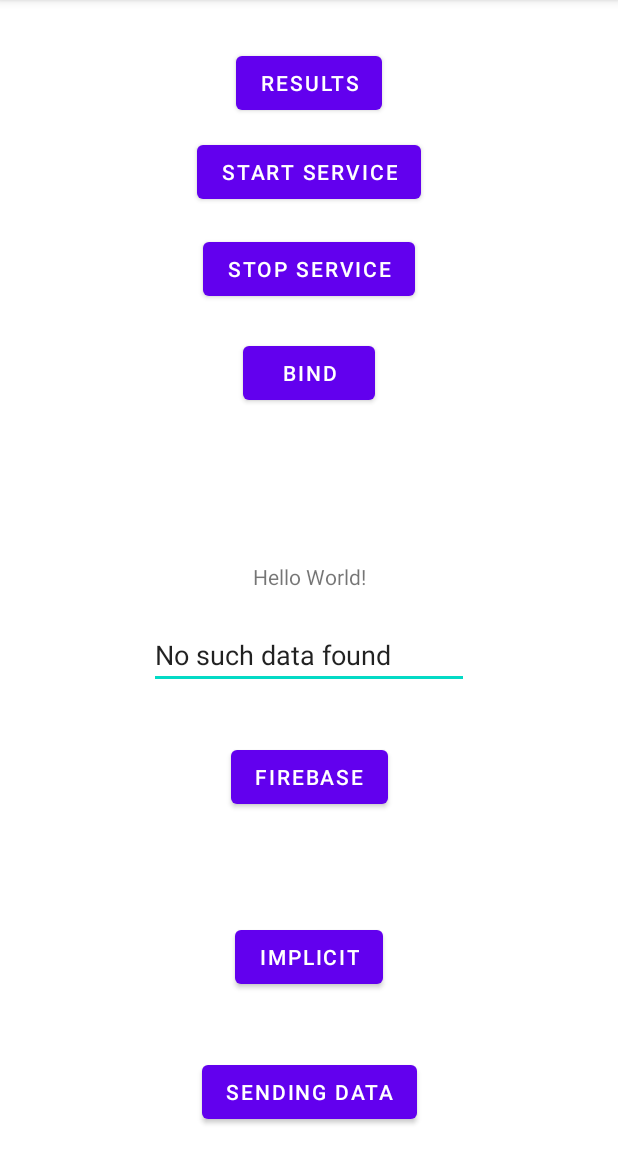
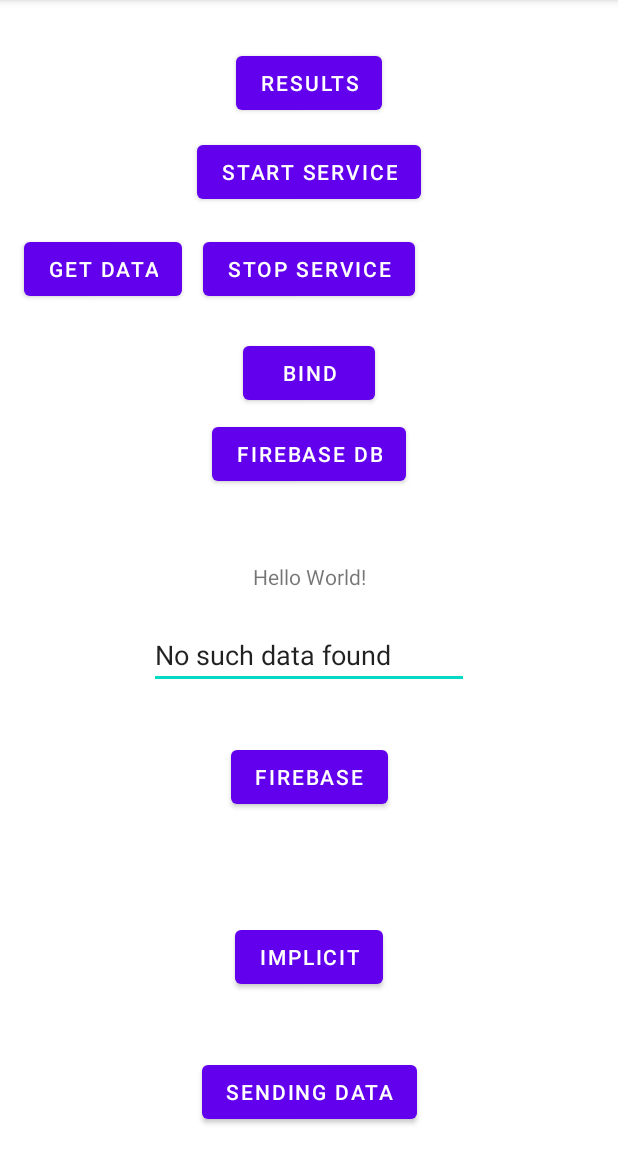
Before and after one commit to zaccaffey/ActivitiesAndIntents, an Android app: the screen it shows after launch (MainActivity), on a phone screen of 412 x 824 dp, the part 84-1236 px from its top. Run offline under Robolectric (Android 15) with nearby library versions, the phone set to English and light mode, and no system bars; our stand-ins replace Firebase (no records; nobody signed in at launch, a user with empty details on screens opened directly).

Commit message:
Updated with Firestore DB

```diff
--- a/app/build.gradle
+++ b/app/build.gradle
@@ -37,6 +37,7 @@ dependencies {
     implementation 'androidx.constraintlayout:constraintlayout:2.1.4'
     implementation 'com.google.firebase:firebase-messaging-ktx:23.0.8'
     implementation 'com.google.firebase:firebase-messaging:23.0.8'
+    implementation 'com.google.firebase:firebase-firestore:21.4.0'
     testImplementation 'junit:junit:4.13.2'
     androidTestImplementation 'androidx.test.ext:junit:1.1.3'
     androidTestImplementation 'androidx.test.espresso:espresso-core:3.4.0'
--- a/app/src/main/java/com/example/activitiesandintents/MyService.java
+++ b/app/src/main/java/com/example/activitiesandintents/MyService.java
@@ -12,17 +12,20 @@ public class MyService extends Service {
     private IBinder binder = new LocalBinder();
 
     // Return the communication channel to the service. May return null if clients can not bind to the service
+    // This runs when the binder is created
     @Override
     public IBinder onBind(Intent intent) {
         return binder;
     }
 
+    // this runs when the service is created
     @Override
     public void onCreate() {
         super.onCreate();
         Log.i(TAG, "Service Created");
     }
 
+    // When the service starts this will run
     @Override
     public int onStartCommand(Intent intent, int flags, int startId) {
         super.onStartCommand(intent, flags, startId);
--- a/app/src/main/res/layout/activity_main.xml
+++ b/app/src/main/res/layout/activity_main.xml
@@ -105,4 +105,25 @@
         app:layout_constraintStart_toStartOf="parent"
         app:layout_constraintTop_toBottomOf="@+id/textView3" />
 
+    <Button
+        android:id="@+id/btnFireDB"
+        android:layout_width="wrap_content"
+        android:layout_height="wrap_content"
+        android:layout_marginTop="6dp"
+        android:onClick="startFirebase"
+        android:text="Firebase DB"
+        app:layout_constraintEnd_toEndOf="parent"
+        app:layout_constraintStart_toStartOf="parent"
+        app:layout_constraintTop_toBottomOf="@+id/btnBind" />
+
+    <Button
+        android:id="@+id/btnGetData"
+        android:layout_width="wrap_content"
+        android:layout_height="wrap_content"
+        android:layout_marginStart="16dp"
+        android:text="Get data"
+        android:onClick="getData"
+        app:layout_constraintBaseline_toBaselineOf="@+id/btnStopService"
+        app:layout_constraintStart_toStartOf="parent" />
+
 </androidx.constraintlayout.widget.ConstraintLayout>
```
Also changed, not shown: app/src/main/java/com/example/activitiesandintents/MainActivity.java (+83 -1 lines).
